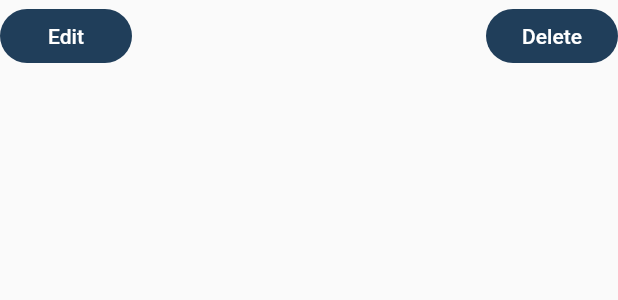
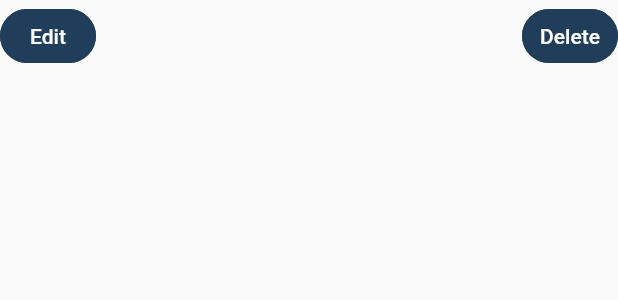
Before and after one commit to Alexandru-D6/Electrike_pes, a Flutter app: the EditInfoCar widget shown alone on an empty page, opened directly, on a phone screen of 412 x 824 dp. Shown: the top 300 px of the screen. Run offline on Flutter 3.47's test engine with Material 2 defaults, Android fonts, the phone set to English and light mode, and no system bars; our stand-ins replace flutter_map, latlong2; missing offline and left inert: sign_button; network calls fail.

Commit message:
all warnings cleaned

```diff
--- a/lib/interficie/page/favourites_page.dart
+++ b/lib/interficie/page/favourites_page.dart
@@ -6,7 +6,7 @@ class FavouritesPage extends StatelessWidget {
 
   @override
   Widget build(BuildContext context) => Scaffold(
-    drawer: NavigationDrawerWidget(), //esto es para que aparezca el botón de menú lateral
+    drawer: const NavigationDrawerWidget(), //esto es para que aparezca el botón de menú lateral
     appBar: AppBar(
       title: const Text('Favourites'),
       centerTitle: true,
--- a/lib/interficie/page/garage_page.dart
+++ b/lib/interficie/page/garage_page.dart
@@ -13,7 +13,7 @@ class GaragePage extends StatelessWidget {
     return Scaffold(
       backgroundColor: mPrimaryColor,
       appBar: buildAppBar(),
-      drawer: NavigationDrawerWidget(),
+      drawer: const NavigationDrawerWidget(),
       body: ListView.builder(
         itemCount: carList.length,
         itemBuilder: (context, index) => CarListItem(index),
--- a/lib/interficie/page/information_app_page.dart
+++ b/lib/interficie/page/information_app_page.dart
@@ -6,7 +6,7 @@ class InformationAppPage extends StatelessWidget {
 
   @override
   Widget build(BuildContext context) => Scaffold(
-    drawer: NavigationDrawerWidget(), //esto es para que aparezca el botón de menú lateral
+    drawer: const NavigationDrawerWidget(), //esto es para que aparezca el botón de menú lateral
     appBar: AppBar(
       title: const Text('About the App'),
       centerTitle: true,
--- a/lib/interficie/page/login_page.dart
+++ b/lib/interficie/page/login_page.dart
@@ -6,10 +6,10 @@ class LoginPage extends StatefulWidget {
   const LoginPage({Key? key}) : super(key: key);
 
   @override
-  login_page createState() => login_page();
+  LogPage createState() => LogPage();
 }
 
-class login_page extends State<LoginPage> {
+class LogPage extends State<LoginPage> {
   @override
   Widget build(BuildContext context) {
     return Scaffold(
@@ -25,7 +25,7 @@ class login_page extends State<LoginPage> {
               SignInButton(
                   buttonType: ButtonType.google,
                   onPressed: () {
-                    print('click');
+                    //print('click');
                   }),
             ],
           ),
--- a/lib/interficie/page/rewards_page.dart
+++ b/lib/interficie/page/rewards_page.dart
@@ -6,7 +6,7 @@ class RewardsPage extends StatelessWidget {
 
   @override
   Widget build(BuildContext context) => Scaffold(
-    drawer: NavigationDrawerWidget(), //esto es para que aparezca el botón de menú lateral
+    drawer: const NavigationDrawerWidget(), //esto es para que aparezca el botón de menú lateral
     appBar: AppBar(
       title: const Text('Rewards'),
       centerTitle: true,
--- a/lib/interficie/widget/car_detail_info.dart
+++ b/lib/interficie/widget/car_detail_info.dart
@@ -63,11 +63,16 @@ class EditInfoCar extends StatelessWidget {
     return Row(
       mainAxisAlignment: MainAxisAlignment.spaceBetween,
       children: [
-        FlatButton(
+        TextButton(
           onPressed: () {},//to-do EditInfoCar
-          color: mCardColor,
-          shape: RoundedRectangleBorder(
-            borderRadius: BorderRadius.circular(36),
+          style: ButtonStyle(
+            backgroundColor: MaterialStateProperty.all<Color>(const Color(0xFF203e5a)),
+            shape: MaterialStateProperty.all<RoundedRectangleBorder>(
+              RoundedRectangleBorder(
+                borderRadius: BorderRadius.circular(36.0),
+                side: BorderSide(color: mCardColor)
+              )
+            )
           ),
           child: const Text(
             'Edit',
@@ -76,11 +81,16 @@ class EditInfoCar extends StatelessWidget {
             ),
           ),
         ),
-        FlatButton(
-          onPressed: () {},
-          color: mCardColor,
-          shape: RoundedRectangleBorder(
-            borderRadius: BorderRadius.circular(36),
+        TextButton(
+          onPressed: () {},//to-do EditInfoCar
+          style: ButtonStyle(
+              backgroundColor: MaterialStateProperty.all<Color>(const Color(0xFF203e5a)),
+              shape: MaterialStateProperty.all<RoundedRectangleBorder>(
+                  RoundedRectangleBorder(
+                      borderRadius: BorderRadius.circular(36.0),
+                      side: BorderSide(color: mCardColor)
+                  )
+              )
           ),
           child: const Text(
             'Delete',
@@ -88,7 +98,7 @@ class EditInfoCar extends StatelessWidget {
               color: Colors.white,
             ),
           ),
-        )
+        ),
       ],
     );
   }
--- a/lib/interficie/widget/lateral_menu_widget.dart
+++ b/lib/interficie/widget/lateral_menu_widget.dart
@@ -31,7 +31,7 @@ class NavigationDrawerWidget extends StatelessWidget {
               urlImage: urlImage,
               name: name,
               email: email,
-              onClicked: () => selectedItem(context, 16),
+              onClicked: () => selectedItem(context, 22),
             ),
             Container(
               padding: padding,
@@ -150,7 +150,7 @@ class NavigationDrawerWidget extends StatelessWidget {
     switch (index) {
       case 0:
         Navigator.of(context).push(MaterialPageRoute(
-          builder: (context) => MainPage(),
+          builder: (context) => const MainPage(),
         ));
         break;
       case 1:
```
